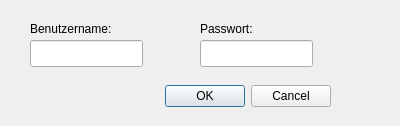
The window that pwduidialog.ui (euklid/cuedussmann) describes before a commit, drawn with Qt 5.
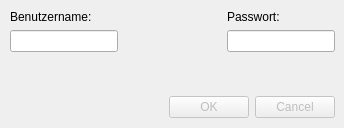
The same window after the commit.

Commit message: now it is checked whether the numbers in the password file have good formats, changed behaviour and constructor of pwduidialog

Patch:
```diff
--- a/pwduidialog.ui
+++ b/pwduidialog.ui
@@ -6,75 +6,104 @@
    <rect>
     <x>0</x>
     <y>0</y>
-    <width>400</width>
-    <height>126</height>
+    <width>344</width>
+    <height>128</height>
    </rect>
   </property>
   <property name="windowTitle">
    <string>Dialog</string>
   </property>
-  <widget class="QDialogButtonBox" name="buttonBox">
+  <widget class="QWidget" name="">
    <property name="geometry">
     <rect>
-     <x>150</x>
-     <y>80</y>
-     <width>181</width>
-     <height>32</height>
+     <x>10</x>
+     <y>10</y>
+     <width>325</width>
+     <height>108</height>
     </rect>
    </property>
-   <property name="orientation">
-    <enum>Qt::Horizontal</enum>
-   </property>
-   <property name="standardButtons">
-    <set>QDialogButtonBox::Cancel|QDialogButtonBox::Ok</set>
-   </property>
+   <layout class="QVBoxLayout" name="verticalLayout_3">
+    <item>
+     <layout class="QHBoxLayout" name="horizontalLayout">
+      <item>
+       <layout class="QVBoxLayout" name="verticalLayout">
+        <item>
+         <widget class="QLabel" name="label">
+          <property name="text">
+           <string>Benutzername:</string>
+          </property>
+         </widget>
+        </item>
+        <item>
+         <widget class="QLineEdit" name="lineEdit"/>
+        </item>
+       </layout>
+      </item>
+      <item>
+       <spacer name="horizontalSpacer">
+        <property name="orientation">
+         <enum>Qt::Horizontal</enum>
+        </property>
+        <property name="sizeHint" stdset="0">
+         <size>
+          <width>13</width>
+          <height>20</height>
+         </size>
+        </property>
+       </spacer>
+      </item>
+      <item>
+       <layout class="QVBoxLayout" name="verticalLayout_2">
+        <item>
+         <widget class="QLabel" name="label_2">
+          <property name="text">
+           <string>Passwort:</string>
+          </property>
+         </widget>
+        </item>
+        <item>
+         <widget class="QLineEdit" name="lineEdit_2"/>
+        </item>
+       </layout>
+      </item>
+     </layout>
+    </item>
+    <item>
+     <spacer name="verticalSpacer">
+      <property name="orientation">
+       <enum>Qt::Vertical</enum>
+      </property>
+      <property name="sizeHint" stdset="0">
+       <size>
+        <width>20</width>
+        <height>13</height>
+       </size>
+      </property>
+     </spacer>
+    </item>
+    <item>
+     <widget class="QDialogButtonBox" name="buttonBox">
+      <property name="enabled">
+       <bool>false</bool>
+      </property>
+      <property name="orientation">
+       <enum>Qt::Horizontal</enum>
+      </property>
+      <property name="standardButtons">
+       <set>QDialogButtonBox::Cancel|QDialogButtonBox::Ok</set>
+      </property>
+     </widget>
+    </item>
+   </layout>
   </widget>
-  <widget class="QLineEdit" name="lineEdit">
-   <property name="geometry">
-    <rect>
-     <x>30</x>
-     <y>40</y>
-     <width>113</width>
-     <height>27</height>
-    </rect>
-   </property>
-  </widget>
-  <widget class="QLineEdit" name="lineEdit_2">
-   <property name="geometry">
-    <rect>
-     <x>200</x>
-     <y>40</y>
-     <width>113</width>
-     <height>27</height>
-    </rect>
-   </property>
-  </widget>
-  <widget class="QLabel" name="label">
-   <property name="geometry">
-    <rect>
-     <x>30</x>
-     <y>20</y>
-     <width>111</width>
-     <height>17</height>
-    </rect>
-   </property>
-   <property name="text">
-    <string>Benutzername:</string>
-   </property>
-  </widget>
-  <widget class="QLabel" name="label_2">
-   <property name="geometry">
-    <rect>
-     <x>200</x>
-     <y>20</y>
-     <width>81</width>
-     <height>17</height>
-    </rect>
-   </property>
-   <property name="text">
-    <string>Passwort:</string>
-   </property>
-  </widget>
+  <zorder>buttonBox</zorder>
+  <zorder>lineEdit</zorder>
+  <zorder>lineEdit_2</zorder>
+  <zorder>label</zorder>
+  <zorder>label_2</zorder>
+  <zorder>label_2</zorder>
+  <zorder>horizontalSpacer</zorder>
+  <zorder>verticalSpacer</zorder>
  </widget>
  <resources/>
  <connections>
```
Left out of the diff: 14 changed lines with no effect on the pictures. The commit also changes 5 other files.
